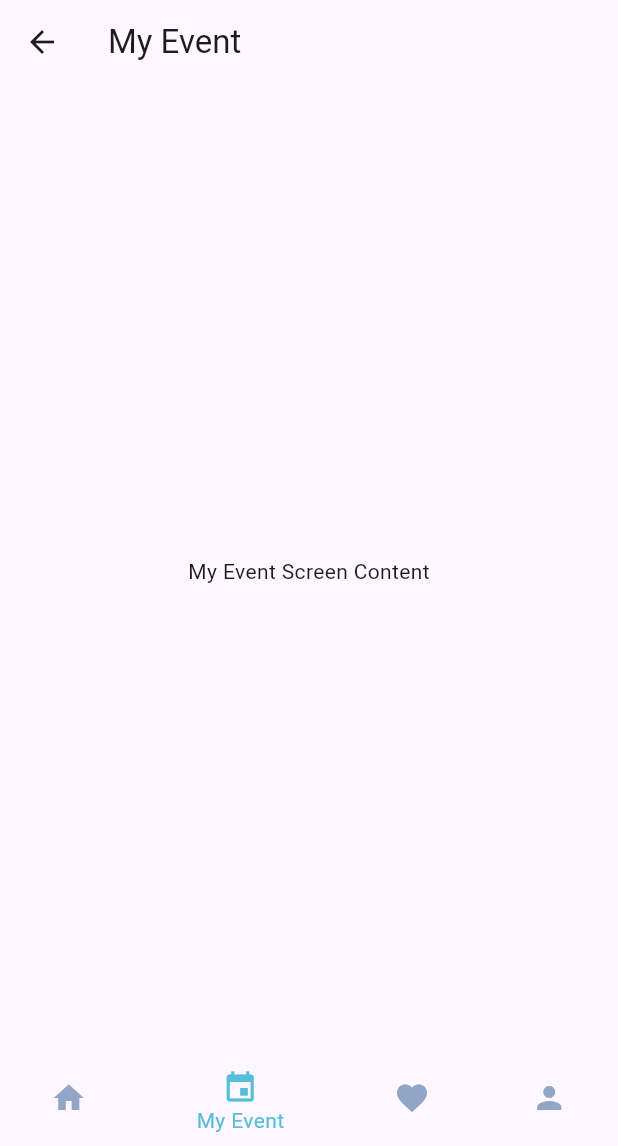
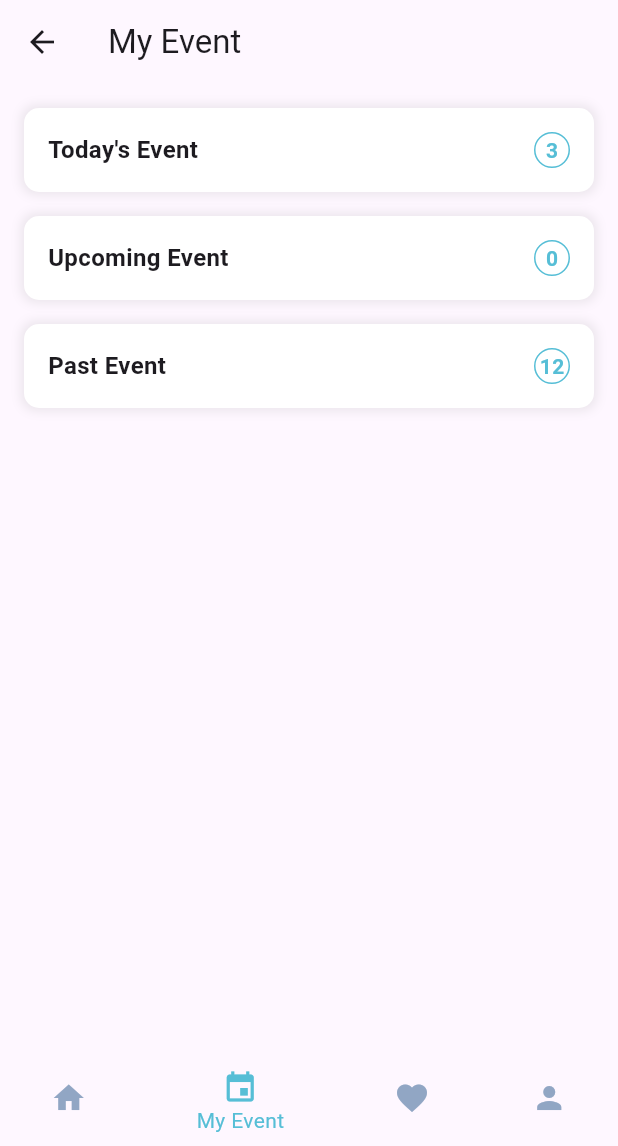
Before and after one commit to wiratR/bizconnet_app, a Flutter app: the HomeScreen screen opened by its route, item 2 of the bottom bar chosen, on a phone screen of 412 x 824 dp, the part 90-1236 px from its top. Run offline on Flutter 3.47's test engine with Material 3 defaults, Android fonts, the phone set to English and light mode, and no system bars; our stand-ins replace qr_flutter, shared_preferences; missing offline and left inert: qr_code_scanner; accounts and stored records are empty; network calls fail.

Commit message:
implemnt add components card

```diff
--- /dev/null
+++ b/bizconnect_app/lib/components/card/event_card.dart
@@ -0,0 +1,55 @@
+import 'package:flutter/material.dart';
+
+class EventCard extends StatelessWidget {
+  final String title;
+  final int count;
+
+  const EventCard({Key? key, required this.title, required this.count}) : super(key: key);
+
+  @override
+  Widget build(BuildContext context) {
+    return Container(
+      padding: EdgeInsets.all(16),
+      decoration: BoxDecoration(
+        color: Colors.white,
+        borderRadius: BorderRadius.circular(10),
+        boxShadow: [
+          BoxShadow(
+            color: Colors.grey.withOpacity(0.2),
+            spreadRadius: 2,
+            blurRadius: 5,
+          ),
+        ],
+      ),
+      child: Row(
+        mainAxisAlignment: MainAxisAlignment.spaceBetween,
+        children: [
+          Text(
+            title,
+            style: TextStyle(
+              fontSize: 16,
+              fontWeight: FontWeight.bold,
+            ),
+          ),
+          Container(
+            width: 24,
+            height: 24,
+            decoration: BoxDecoration(
+              shape: BoxShape.circle,
+              border: Border.all(color: Color(0xFF56BED6)),
+            ),
+            child: Center(
+              child: Text(
+                count.toString(),
+                style: TextStyle(
+                  color: Color(0xFF56BED6),
+                  fontWeight: FontWeight.bold,
+                ),
+              ),
+            ),
+          ),
+        ],
+      ),
+    );
+  }
+}
--- a/bizconnect_app/lib/screens/event/event_screen.dart
+++ b/bizconnect_app/lib/screens/event/event_screen.dart
@@ -1,4 +1,5 @@
 import 'package:flutter/material.dart';
+import '../../components/card/event_card.dart';
 
 class EventScreen extends StatelessWidget {
   @override
@@ -7,9 +8,21 @@ class EventScreen extends StatelessWidget {
       appBar: AppBar(
         title: Text('My Event'),
       ),
-      body: Center(
-        child: Text('My Event Screen Content'),
+      body: Padding(
+        padding: const EdgeInsets.all(16.0),
+        child: Column(
+          children: [
+            EventCard(title: "Today's Event", count: 3),
+            SizedBox(height: 16),
+            EventCard(title: 'Upcoming Event', count: 0),
+            SizedBox(height: 16),
+            EventCard(title: 'Past Event', count: 12),
+          ],
+        ),
       ),
+      // Center(
+      //   child: Text('My Event Screen Content'),
+      // ),
     );
   }
 }
--- a/bizconnect_app/lib/screens/home/home_screen.dart
+++ b/bizconnect_app/lib/screens/home/home_screen.dart
@@ -1,10 +1,14 @@
 import 'package:flutter/material.dart';
 import '../login/login_screen.dart';
-import '../profile/profile_screen.dart'; // Import the ProfileScreen
-import '../qrscan/qr_scan_screen.dart'; // Import the QrScanScreen
-import '../event/event_screen.dart'; // Import the MyEventScreen
-import '../favorite/favorite_screen.dart'; // Import the MyFavoriteScreen
-import '../../services/auth/auth_service.dart';
+import '../profile/profile_screen.dart';          // Import the ProfileScreen
+import '../qrscan/qr_scan_screen.dart';           // Import the QrScanScreen
+import '../event/event_screen.dart';              // Import the MyEventScreen
+import '../favorite/favorite_screen.dart';        // Import the MyFavoriteScreen
+import '../../components/card/custom_card.dart';  // Import custom card
+import './popularevents/popular_view_all.dart';   // Import propular view all
+import './specialevents/special_view_all.dart';   // Import special view all
+import '../../services/auth/auth_service.dart';   // Import service for authentication
+
 
 class HomeScreen extends StatefulWidget {
   @override
@@ -139,6 +143,7 @@ class _HomeScreenState extends State<HomeScreen> {
   }
 
   Widget _buildBody() {
+
     switch (_selectedIndex) {
       case 0:
         return _buildHomeContent();
@@ -153,19 +158,93 @@ class _HomeScreenState extends State<HomeScreen> {
     }
   }
 
-  Widget _buildHomeContent() {
+Widget _buildHomeContent() {
     return SingleChildScrollView(
       child: Padding(
         padding: const EdgeInsets.all(16.0),
         child: Column(
           crossAxisAlignment: CrossAxisAlignment.stretch,
           children: [
-            Text(
-              'Popular Events',
-              style: TextStyle(fontSize: 18, fontWeight: FontWeight.bold),
+            Row(
+              mainAxisAlignment: MainAxisAlignment.spaceBetween,
+              children: [
+                Text(
+                  'Popular Events',
+                  style: TextStyle(fontSize: 18, fontWeight: FontWeight.bold),
+                ),
+                TextButton(
+                  onPressed: () {
+                    Navigator.push(
+                      context,
+                      MaterialPageRoute(builder: (context) => PopularViewAllScreen()),
+                    );
+                  },
+                  child: Text(
+                    'view all',
+                    style: TextStyle(
+                      color: Colors.blue,
+                      decoration: TextDecoration.underline,
+                      decorationColor: Colors.blue, // Same color as the text
+                    ),
+                  ),
+                ),
+              ],
             ),
             SizedBox(height: 10),
-            // EventCard widgets and other content
+            Row(
+              children: [
+                Expanded(
+                  child: CustomCard(), // Left card
+                ),
+                SizedBox(width: 10), // Space between cards
+                Expanded(
+                  child: CustomCard(), // Right card
+                ),
+              ],
+            ),
+            SizedBox(height: 20), // Space between sections
+            Row(
+              mainAxisAlignment: MainAxisAlignment.spaceBetween,
+              children: [
+                Text(
+                  'Special Events',
+                  style: TextStyle(fontSize: 18, fontWeight: FontWeight.bold),
+                ),
+                TextButton(
+                  onPressed: () {
+                    Navigator.push(
+                      context,
+                      MaterialPageRoute(builder: (context) => SpecialViewAllScreen()),
+                    );
+                  },
+                  child: Text(
+                    'view all',
+                    style: TextStyle(
+                      color: Colors.blue,
+                      decoration: TextDecoration.underline,
+                      decorationColor: Colors.blue, // Same color as the text
+                    ),
+                  ),
+                ),
+              ],
+            ),
+            // Text(
+            //   'Special Events',
+            //   style: TextStyle(fontSize: 18, fontWeight: FontWeight.bold),
+            // ),
+            SizedBox(height: 10),
+            Row(
+              children: [
+                Expanded(
+                  child: CustomCard(), // Left card
+                ),
+                SizedBox(width: 10), // Space between cards
+                Expanded(
+                  child: CustomCard(), // Right card
+                ),
+              ],
+            ),
+            // Add more rows or other content as needed
           ],
         ),
       ),
```
Also changed, not shown: bizconnect_app/lib/components/card/custom_card.dart (added, +272 -0 lines), bizconnect_app/lib/screens/home/popularevents/popular_view_all.dart (added, +41 -0 lines), bizconnect_app/lib/screens/home/specialevents/special_view_all.dart (added, +41 -0 lines).
